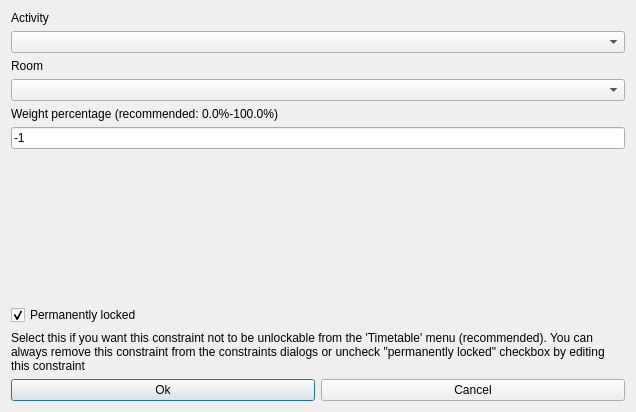
The window that src/interface/modifyconstraintactivitypreferredroomform_template.ui (janLo/FET) describes before a commit, drawn with Qt 5.
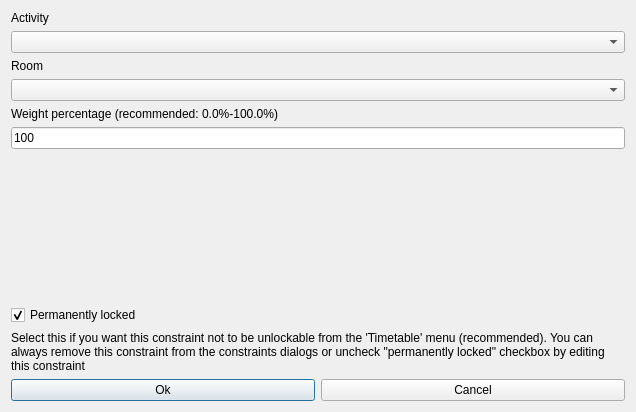
The same window after the commit.

Diff of the .ui file:
```diff
--- a/src/interface/modifyconstraintactivitypreferredroomform_template.ui
+++ b/src/interface/modifyconstraintactivitypreferredroomform_template.ui
@@ -17,7 +17,7 @@
    <item row="5" column="0">
     <widget class="QLineEdit" name="weightLineEdit">
      <property name="text">
-      <string>-1</string>
+      <string notr="true">100</string>
      </property>
     </widget>
    </item>
```
Left out of the diff: 17 changed lines with no effect on the pictures.
